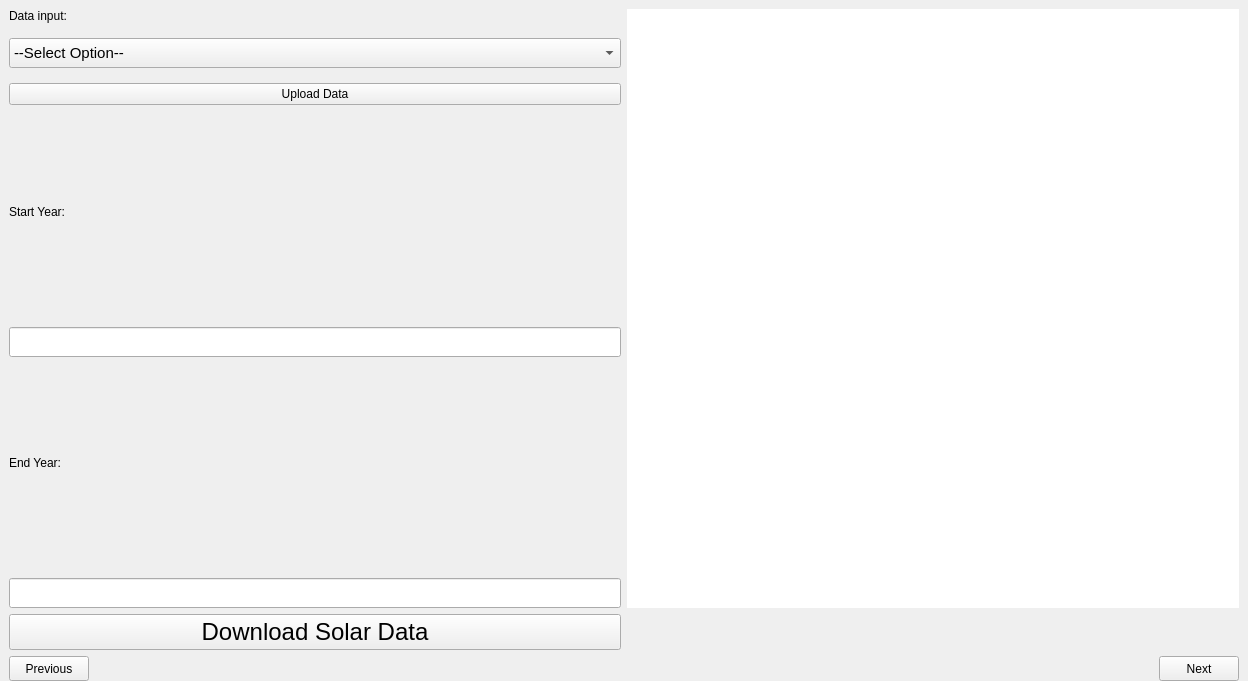
The window that progress/App/solar/ui/solar_gui.ui (sandialabs/snl-progress) describes before a commit, drawn with Qt 5.
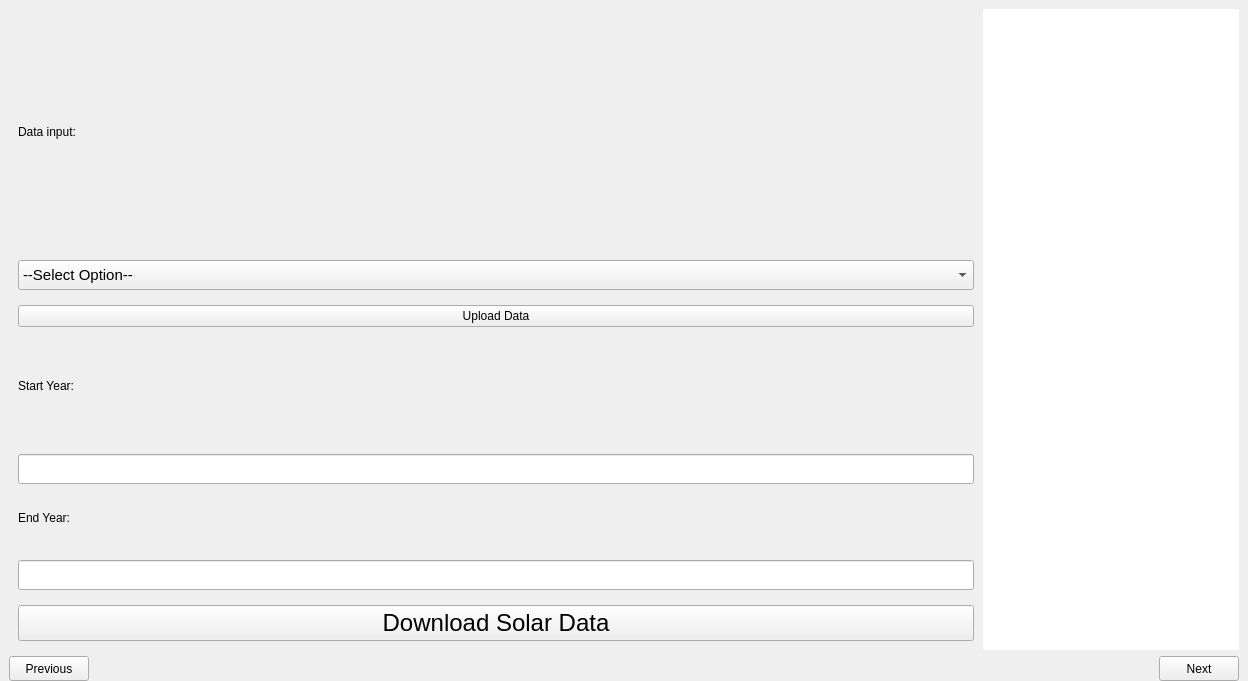
The same window after the commit. The open tabs and pages were chosen to show the change. Icons and pictures are not drawn.

Patch:
```diff
--- a/progress/App/solar/ui/solar_gui.ui
+++ b/progress/App/solar/ui/solar_gui.ui
@@ -46,7 +46,7 @@
       <string notr="true"/>
      </property>
      <property name="currentIndex">
-      <number>0</number>
+      <number>1</number>
      </property>
      <widget class="QWidget" name="page_4">
       <property name="sizePolicy">
@@ -112,7 +112,10 @@
             <property name="styleSheet">
              <string notr="true"/>
             </property>
-            <layout class="QGridLayout" name="gridLayout">
+            <layout class="QHBoxLayout" name="horizontalLayout_3" stretch="1,0">
+             <property name="spacing">
+              <number>0</number>
+             </property>
              <property name="leftMargin">
               <number>0</number>
              </property>
@@ -125,70 +128,15 @@
              <property name="bottomMargin">
               <number>0</number>
              </property>
-             <item row="0" column="1" rowspan="2">
-              <widget class="QTextBrowser" name="textBrowser_4">
-               <property name="styleSheet">
-                <string notr="true"/>
-               </property>
+             <item>
+              <widget class="QFrame" name="frame">
                <property name="frameShape">
                 <enum>QFrame::Shape::NoFrame</enum>
                </property>
-              </widget>
-             </item>
-             <item row="2" column="0">
-              <widget class="QPushButton" name="pushButton_solar_dl">
-               <property name="enabled">
-                <bool>true</bool>
+               <property name="frameShadow">
+                <enum>QFrame::Shadow::Raised</enum>
                </property>
-               <property name="minimumSize">
-                <size>
-                 <width>143</width>
-                 <height>0</height>
-                </size>
-               </property>
-               <property name="font">
-                <font>
-                 <family>Arial</family>
-                 <pointsize>18</pointsize>
-                 <italic>false</italic>
-                 <bold>false</bold>
-                </font>
-               </property>
-               <property name="cursor">
-                <cursorShape>PointingHandCursor</cursorShape>
-               </property>
-               <property name="styleSheet">
-                <string notr="true"/>
-               </property>
-               <property name="text">
-                <string>Download Solar Data</string>
-               </property>
-              </widget>
-             </item>
-             <item row="0" column="0">
-              <widget class="QWidget" name="widget_4" native="true">
-               <property name="sizePolicy">
-                <sizepolicy hsizetype="Preferred" vsizetype="Preferred">
-                 <horstretch>0</horstretch>
-                 <verstretch>0</verstretch>
-                </sizepolicy>
-               </property>
-               <property name="styleSheet">
-                <string notr="true"/>
-               </property>
-               <layout class="QVBoxLayout" name="verticalLayout">
-                <property name="leftMargin">
-                 <number>0</number>
-                </property>
-                <property name="topMargin">
-                 <number>0</number>
-                </property>
-                <property name="rightMargin">
-                 <number>0</number>
-                </property>
-                <property name="bottomMargin">
-                 <number>0</number>
-                </property>
+               <layout class="QVBoxLayout" name="verticalLayout_8">
                 <item>
                  <widget class="QFrame" name="solar_frame">
                   <property name="frameShape">
@@ -292,24 +240,18 @@
                   </layout>
                  </widget>
                 </item>
-               </layout>
-              </widget>
-             </item>
-             <item row="1" column="0">
-              <widget class="QWidget" name="widget_5" native="true">
-               <property name="enabled">
-                <bool>true</bool>
-               </property>
-               <property name="sizePolicy">
-                <sizepolicy hsizetype="Expanding" vsizetype="Expanding">
-                 <horstretch>0</horstretch>
-                 <verstretch>0</verstretch>
-                </sizepolicy>
-               </property>
-               <property name="styleSheet">
-                <string notr="true"/>
-               </property>
-               <layout class="QVBoxLayout" name="verticalLayout_9">
+                <item>
+                 <widget class="QFrame" name="solar_box">
+                  <property name="frameShape">
+                   <enum>QFrame::Shape::NoFrame</enum>
+                  </property>
+                  <property name="frameShadow">
+                   <enum>QFrame::Shadow::Raised</enum>
+                  </property>
+                  <layout class="QVBoxLayout" name="verticalLayout">
+                   <property name="spacing">
+                    <number>6</number>
+                   </property>
                 <property name="leftMargin">
                  <number>0</number>
                 </property>
@@ -419,7 +361,77 @@
                      </property>
                     </widget>
                    </item>
-                  </layout>
+                      <item>
+                       <widget class="QPushButton" name="pushButton_solar_dl">
+                        <property name="enabled">
+                         <bool>true</bool>
+                        </property>
+                        <property name="minimumSize">
+                         <size>
+                          <width>143</width>
+                          <height>0</height>
+                         </size>
+                        </property>
+                        <property name="font">
+                         <font>
+                          <family>Arial</family>
+                          <pointsize>18</pointsize>
+                          <italic>false</italic>
+                          <bold>false</bold>
+                         </font>
+                        </property>
+                        <property name="cursor">
+                         <cursorShape>PointingHandCursor</cursorShape>
+                        </property>
+                        <property name="styleSheet">
+                         <string notr="true"/>
+                        </property>
+                        <property name="text">
+                         <string>Download Solar Data</string>
+                        </property>
+                       </widget>
+                      </item>
+                     </layout>
+                    </widget>
+                   </item>
+                  </layout>
+                 </widget>
+                </item>
+               </layout>
+              </widget>
+             </item>
+             <item>
+              <widget class="QFrame" name="solar_process">
+               <property name="frameShape">
+                <enum>QFrame::Shape::NoFrame</enum>
+               </property>
+               <property name="frameShadow">
+                <enum>QFrame::Shadow::Raised</enum>
+               </property>
+               <layout class="QVBoxLayout" name="verticalLayout_10">
+                <property name="spacing">
+                 <number>0</number>
+                </property>
+                <property name="leftMargin">
+                 <number>0</number>
+                </property>
+                <property name="topMargin">
+                 <number>0</number>
+                </property>
+                <property name="rightMargin">
+                 <number>0</number>
+                </property>
+                <property name="bottomMargin">
+                 <number>0</number>
+                </property>
+                <item>
+                 <widget class="QTextBrowser" name="textBrowser_4">
+                  <property name="styleSheet">
+                   <string notr="true"/>
+                  </property>
+                  <property name="frameShape">
+                   <enum>QFrame::Shape::NoFrame</enum>
+                  </property>
                  </widget>
                 </item>
                </layout>
@@ -542,7 +554,7 @@
          <property name="frameShape">
           <enum>QFrame::Shape::NoFrame</enum>
          </property>
-         <layout class="QHBoxLayout" name="horizontalLayout_27" stretch="0,1">
+         <layout class="QHBoxLayout" name="horizontalLayout_27" stretch="1,1">
           <property name="spacing">
            <number>6</number>
           </property>
@@ -958,12 +970,6 @@
                         </property>
                        </widget>
                       </item>
-                     </layout>
-                    </widget>
-                   </item>
-                  </layout>
-                 </widget>
-                </item>
                 <item>
                  <widget class="QFrame" name="frame_31">
                   <property name="styleSheet">
@@ -1021,17 +1027,44 @@
             </layout>
            </widget>
           </item>
+               </layout>
+              </widget>
+             </item>
+            </layout>
+           </widget>
+          </item>
           <item>
-           <widget class="QFrame" name="frame_29">
+           <widget class="QFrame" name="solar_box_2">
             <property name="styleSheet">
              <string notr="true"/>
             </property>
             <property name="frameShape">
              <enum>QFrame::Shape::NoFrame</enum>
             </property>
-            <layout class="QHBoxLayout" name="horizontalLayout_23" stretch="2,1">
+            <layout class="QHBoxLayout" name="horizontalLayout_6" stretch="1,1">
+             <property name="leftMargin">
+              <number>0</number>
+             </property>
+             <property name="topMargin">
+              <number>0</number>
+             </property>
+             <property name="rightMargin">
+              <number>0</number>
+             </property>
+             <property name="bottomMargin">
+              <number>0</number>
+             </property>
+             <item>
+              <widget class="QFrame" name="solar_process_3">
+               <property name="frameShape">
+                <enum>QFrame::Shape::NoFrame</enum>
+               </property>
+               <property name="frameShadow">
+                <enum>QFrame::Shadow::Raised</enum>
+               </property>
+               <layout class="QHBoxLayout" name="horizontalLayout_5">
              <property name="spacing">
-              <number>6</number>
+                 <number>0</number>
              </property>
              <property name="leftMargin">
               <number>0</number>
@@ -1052,14 +1085,44 @@
                </property>
               </widget>
              </item>
+               </layout>
+              </widget>
+             </item>
+             <item>
+              <widget class="QFrame" name="solar_process_2">
+               <property name="frameShape">
+                <enum>QFrame::Shape::NoFrame</enum>
+               </property>
+               <property name="frameShadow">
+                <enum>QFrame::Shadow::Raised</enum>
+               </property>
+               <layout class="QHBoxLayout" name="horizontalLayout_4">
+                <property name="spacing">
+                 <number>0</number>
+                </property>
+                <property name="leftMargin">
+                 <number>0</number>
+                </property>
+                <property name="topMargin">
+                 <number>0</number>
+                </property>
+                <property name="rightMargin">
+                 <number>0</number>
+                </property>
+                <property name="bottomMargin">
+                 <number>0</number>
+                </property>
              <item>
               <widget class="QTextBrowser" name="textBrowser_5">
                <property name="styleSheet">
                 <string notr="true"/>
                </property>
                <property name="frameShape">
-                <enum>QFrame::Shape::NoFrame</enum>
-               </property>
+                   <enum>QFrame::Shape::StyledPanel</enum>
+                  </property>
+                 </widget>
+                </item>
+               </layout>
               </widget>
              </item>
             </layout>
```
Lines whose indentation alone changed are shown as unchanged.
